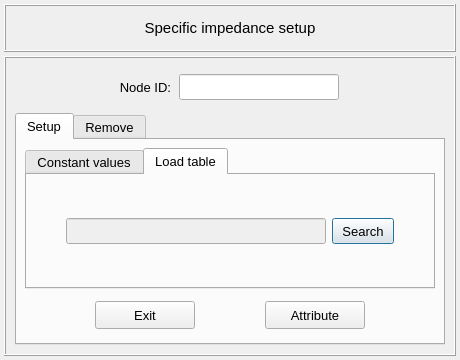
The window that pulse/interface/data/ui_files/model/setup/acoustic/specific_impedance_input.ui (open-pulse/OpenPulse) describes before a commit, drawn with Qt 5.
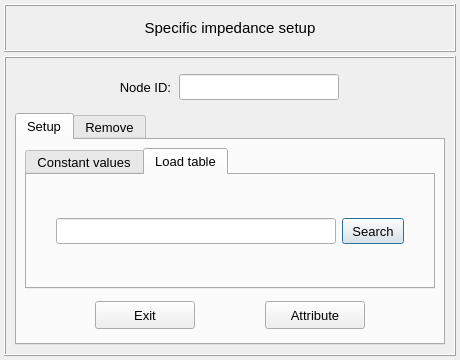
The same window after the commit. The open tabs and pages were chosen to show the change.

Commit message: Update some acoustic-related ui files

What changed in the file:
```diff
--- a/pulse/interface/data/ui_files/model/setup/acoustic/specific_impedance_input.ui
+++ b/pulse/interface/data/ui_files/model/setup/acoustic/specific_impedance_input.ui
@@ -623,17 +623,17 @@
                  <item row="0" column="1">
                   <widget class="QLineEdit" name="lineEdit_table_path">
                    <property name="enabled">
-                    <bool>false</bool>
+                    <bool>true</bool>
                    </property>
                    <property name="minimumSize">
                     <size>
-                     <width>260</width>
+                     <width>280</width>
                      <height>26</height>
                     </size>
                    </property>
                    <property name="maximumSize">
                     <size>
-                     <width>260</width>
+                     <width>280</width>
                      <height>26</height>
                     </size>
                    </property>
@@ -649,6 +649,9 @@
                    <property name="alignment">
                     <set>Qt::AlignmentFlag::AlignCenter</set>
                    </property>
+                   <property name="clearButtonEnabled">
+                    <bool>true</bool>
+                   </property>
                   </widget>
                  </item>
                  <item row="0" column="0">
```
The commit also changes 6 other files.
